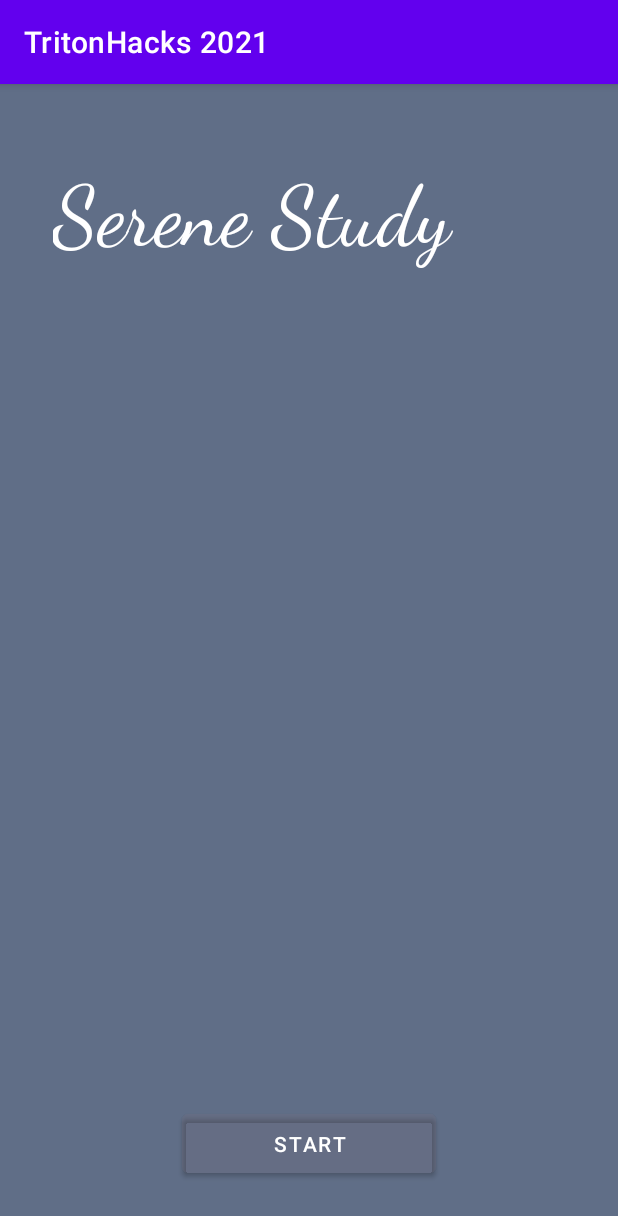
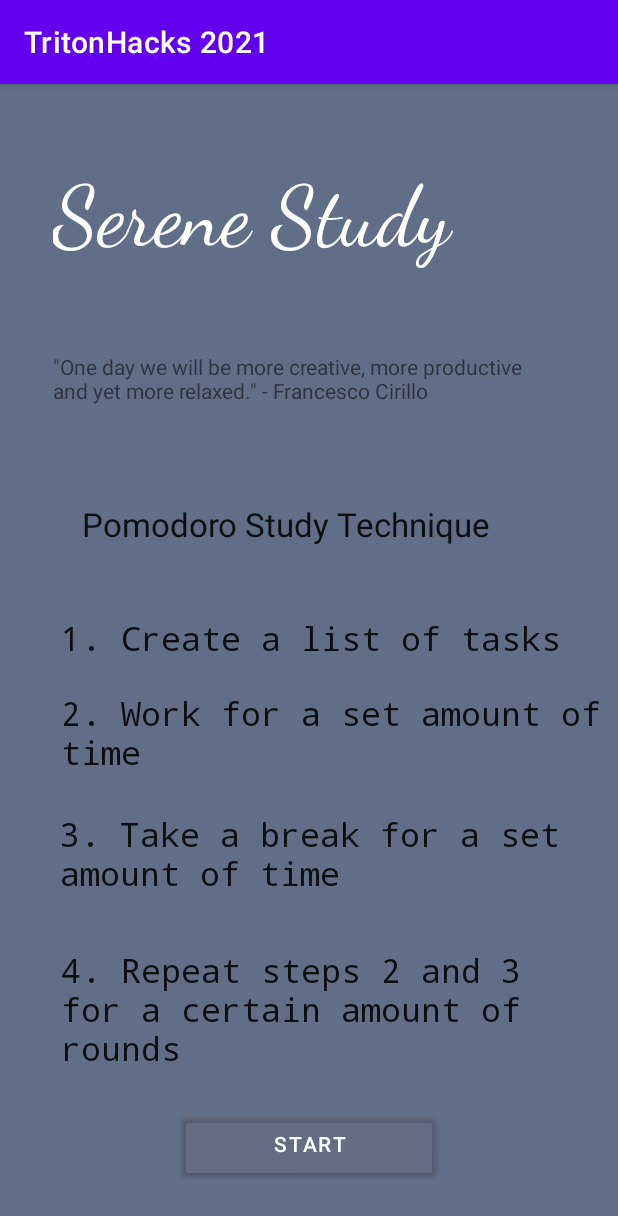
Before and after one commit to kimjason832/TritonHacks2021, an Android app: the screen it shows after launch (MainActivity), on a phone screen of 412 x 824 dp. Shown: the top 1216 px of the screen. Run offline under Robolectric (Android 15) with nearby library versions, the phone set to English and light mode, and no system bars.

Commit message:
Updated Home Screen

```diff
--- a/app/src/main/res/layout/activity_main.xml
+++ b/app/src/main/res/layout/activity_main.xml
@@ -36,4 +36,86 @@
         app:layout_constraintTop_toTopOf="parent"
         app:layout_constraintVertical_bias="0.95"
         tools:text="START" />
+
+    <TextView
+        android:id="@+id/textview_inspirtationalquote_main"
+        android:layout_width="330dp"
+        android:layout_height="49dp"
+        android:text='"One day we will be more creative, more productive and yet more relaxed." - Francesco Cirillo'
+        app:layout_constraintBottom_toBottomOf="parent"
+        app:layout_constraintEnd_toEndOf="parent"
+        app:layout_constraintHorizontal_bias="0.432"
+        app:layout_constraintStart_toStartOf="parent"
+        app:layout_constraintTop_toTopOf="parent"
+        app:layout_constraintVertical_bias="0.249" />
+
+    <TextView
+        android:id="@+id/textview_pomodoro_main"
+        android:layout_width="331dp"
+        android:layout_height="46dp"
+        android:text="Pomodoro Study Technique"
+        android:textAppearance="@style/TextAppearance.AppCompat.Large"
+        app:layout_constraintBottom_toBottomOf="parent"
+        app:layout_constraintEnd_toEndOf="parent"
+        app:layout_constraintHorizontal_bias="0.675"
+        app:layout_constraintStart_toStartOf="parent"
+        app:layout_constraintTop_toTopOf="parent"
+        app:layout_constraintVertical_bias="0.386" />
+
+    <TextView
+        android:id="@+id/textview_step3_main"
+        android:layout_width="339dp"
+        android:layout_height="68dp"
+        android:fontFamily="monospace"
+        android:text="3. Take a break for a set amount of time"
+        android:textAppearance="@style/TextAppearance.AppCompat.Large"
+        app:layout_constraintBottom_toBottomOf="parent"
+        app:layout_constraintEnd_toEndOf="parent"
+        app:layout_constraintHorizontal_bias="0.555"
+        app:layout_constraintStart_toStartOf="parent"
+        app:layout_constraintTop_toTopOf="parent"
+        app:layout_constraintVertical_bias="0.693" />
+
+    <TextView
+        android:id="@+id/textview_step2_main"
+        android:layout_width="362dp"
+        android:layout_height="63dp"
+        android:fontFamily="monospace"
+        android:text="2. Work for a set amount of time"
+        android:textAppearance="@style/TextAppearance.AppCompat.Large"
+        app:layout_constraintBottom_toBottomOf="parent"
+        app:layout_constraintEnd_toEndOf="parent"
+        app:layout_constraintHorizontal_bias="0.816"
+        app:layout_constraintStart_toStartOf="parent"
+        app:layout_constraintTop_toTopOf="parent"
+        app:layout_constraintVertical_bias="0.574" />
+
+    <TextView
+        android:id="@+id/textview_step4_main"
+        android:layout_width="328dp"
+        android:layout_height="88dp"
+        android:fontFamily="monospace"
+        android:text="4. Repeat steps 2 and 3 for a certain amount of rounds"
+        android:textAppearance="@style/TextAppearance.AppCompat.Large"
+        app:layout_constraintBottom_toBottomOf="parent"
+        app:layout_constraintEnd_toEndOf="parent"
+        app:layout_constraintHorizontal_bias="0.481"
+        app:layout_constraintStart_toStartOf="parent"
+        app:layout_constraintTop_toTopOf="parent"
+        app:layout_constraintVertical_bias="0.847" />
+
+    <TextView
+        android:id="@+id/textview_step1_main"
+        android:layout_width="345dp"
+        android:layout_height="34dp"
+        android:fontFamily="monospace"
+        android:text="1. Create a list of tasks"
+        android:textAppearance="@style/TextAppearance.AppCompat.Large"
+        app:layout_constraintBottom_toBottomOf="parent"
+        app:layout_constraintEnd_toEndOf="parent"
+        app:layout_constraintHorizontal_bias="0.606"
+        app:layout_constraintStart_toStartOf="parent"
+        app:layout_constraintTop_toTopOf="parent"
+        app:layout_constraintVertical_bias="0.483" />
+
 </androidx.constraintlayout.widget.ConstraintLayout>
--- a/app/src/main/res/layout/activity_setting.xml
+++ b/app/src/main/res/layout/activity_setting.xml
@@ -98,7 +98,7 @@
         android:layout_width="242dp"
         android:layout_height="36dp"
         android:max="6"
-        android:progress="13"
+        android:progress="1"
         app:layout_constraintBottom_toBottomOf="parent"
         app:layout_constraintEnd_toEndOf="parent"
         app:layout_constraintHorizontal_bias="0.497"
@@ -112,7 +112,7 @@
         android:layout_width="242dp"
         android:layout_height="36dp"
         android:max="10"
-        android:progress="3"
+        android:progress="1"
         app:layout_constraintBottom_toBottomOf="parent"
         app:layout_constraintEnd_toEndOf="parent"
         app:layout_constraintHorizontal_bias="0.497"
```
Also changed, not shown: app/src/main/res/drawable/moon.jpg (added), app/src/main/res/drawable/star.jpg (added), app/src/main/res/drawable/stars.jpg (added).
